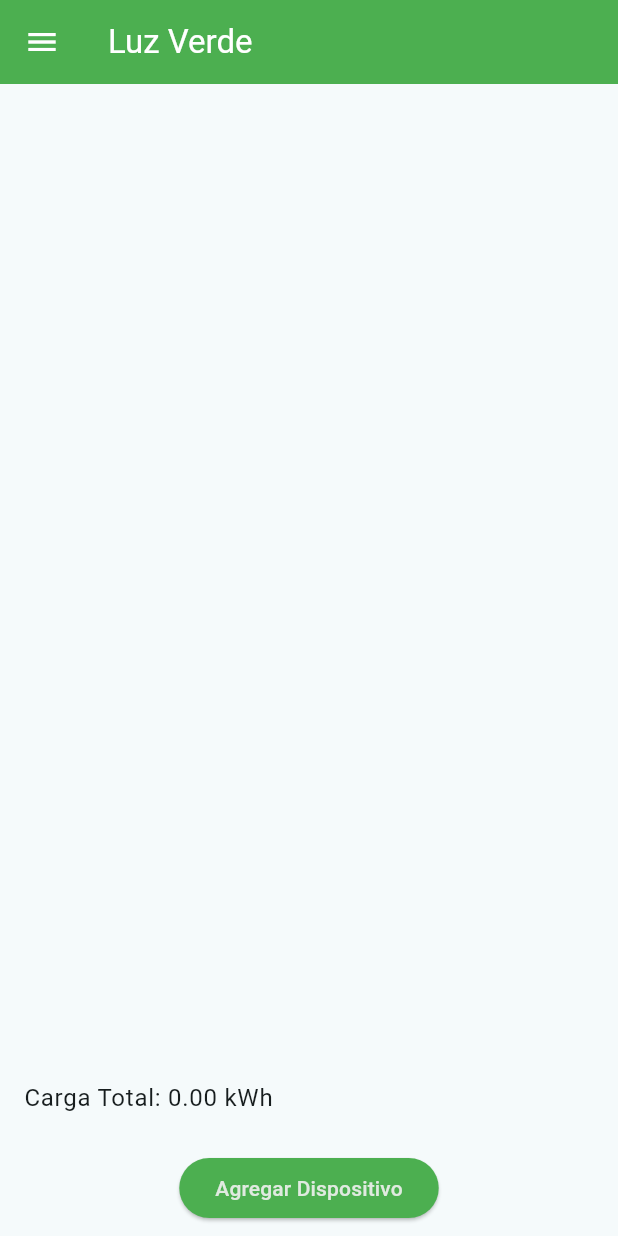
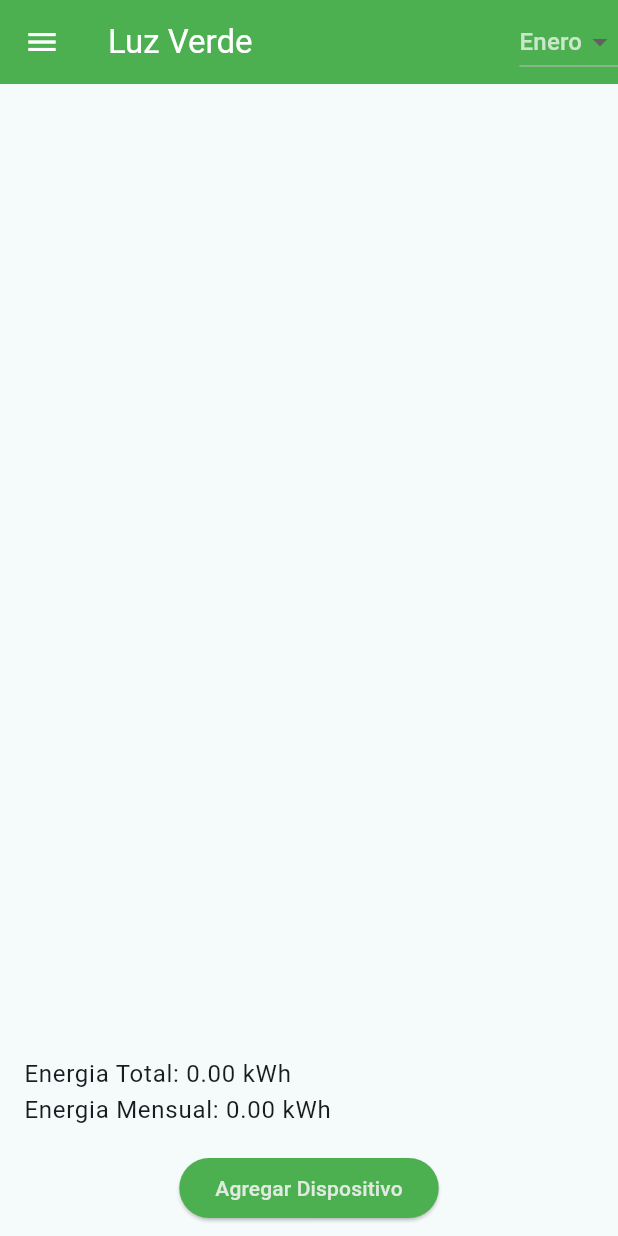
Before and after one commit to ElEdwinJSH/luz_verde_proyecto, a Flutter app: the screen it shows after launch, on a phone screen of 412 x 824 dp. Run offline on Flutter 3.47's test engine with Material 2 defaults, Android fonts, the phone set to English and light mode, and no system bars; our stand-ins replace flutter_slidable, sqflite, video_player; missing offline and left inert: dart:ffi; accounts and stored records are empty.

Commit message:
DropDown AppBar

```diff
--- a/lib/screens/calculadora_screen.dart
+++ b/lib/screens/calculadora_screen.dart
@@ -8,6 +8,8 @@ import 'package:path/path.dart';
 import '../widgets/carga_item.dart';
 import 'package:provider/provider.dart';
 import '../widgets/widgets.dart';
+
+String mesSeleccionado = "Enero";
 
 class CalculadoraScreen extends StatefulWidget {
   const CalculadoraScreen({Key? key}) : super(key: key);
@@ -23,7 +25,22 @@ class _CalculadoraScreenState extends State<CalculadoraScreen> {
     final changeTheme = Provider.of<ChangeTheme>(context);
     double cargaTotal = 0.0;
 
-    // Calcular la carga total
+    final List<String> meses = <String>[
+      'Enero',
+      'Febrero',
+      'Marzo',
+      'Abril',
+      'Mayo',
+      'Junio',
+      'Julio',
+      'Agosto',
+      'Septiembre',
+      'Octubre',
+      'Noviembre',
+      'Diciembre',
+    ];
+    //String mesSeleccionado = "Enero";
+
     for (var carga in cargas.items) {
       cargaTotal += carga.energiaDia;
     }
@@ -33,8 +50,34 @@ class _CalculadoraScreenState extends State<CalculadoraScreen> {
         child: Scaffold(
           drawer: const NavDrawer(),
           appBar: AppBar(
-            title: Text('Luz Verde'),
-            actions: [],
+            title: const Text('Luz Verde'),
+            actions: [
+              DropdownButton<String>(
+                value: mesSeleccionado,
+                onChanged: (mes) {
+                  setState(() {
+                    mesSeleccionado = mes!;
+                  });
+                },
+                selectedItemBuilder: (BuildContext context) {
+                  return meses.map((String value) {
+                    return Center(
+                      child: Text(
+                        mesSeleccionado,
+                        style: const TextStyle(
+                            color: Colors.white70, fontSize: 16),
+                      ),
+                    );
+                  }).toList();
+                },
+                items: meses.map<DropdownMenuItem<String>>((String value) {
+                  return DropdownMenuItem<String>(
+                    value: value,
+                    child: Text(value),
+                  );
+                }).toList(),
+              )
+            ],
             //backgroundColor: Colors.green
           ),
           body: Column(
@@ -48,8 +91,8 @@ class _CalculadoraScreenState extends State<CalculadoraScreen> {
                 ),
               ),
               ListTile(
-                title:
-                    Text('Carga Total: ${cargaTotal.toStringAsFixed(2)} kWh'),
+                title: Text(
+                    'Energia Total: ${cargaTotal.toStringAsFixed(2)} kWh \nEnergia Mensual: ${(cargaTotal * 30).toStringAsFixed(2)} kWh'),
               ),
               Padding(
                 padding: const EdgeInsets.all(8.0),
@@ -60,7 +103,7 @@ class _CalculadoraScreenState extends State<CalculadoraScreen> {
                   onPressed: () {
                     Navigator.of(context).pushNamed('/agregar_dispositivo');
                   },
-                  child: Text('Agregar Dispositivo'),
+                  child: const Text('Agregar Dispositivo'),
                 ),
               ),
             ],
@@ -156,7 +199,7 @@ class NavDrawer extends StatelessWidget {
                 image: AssetImage('assets/images/cover.jpg'),
               ), */
             ),
-            child: Text(
+            child: const Text(
               'Opciones',
               style: TextStyle(
                 color: Colors.white,
```
